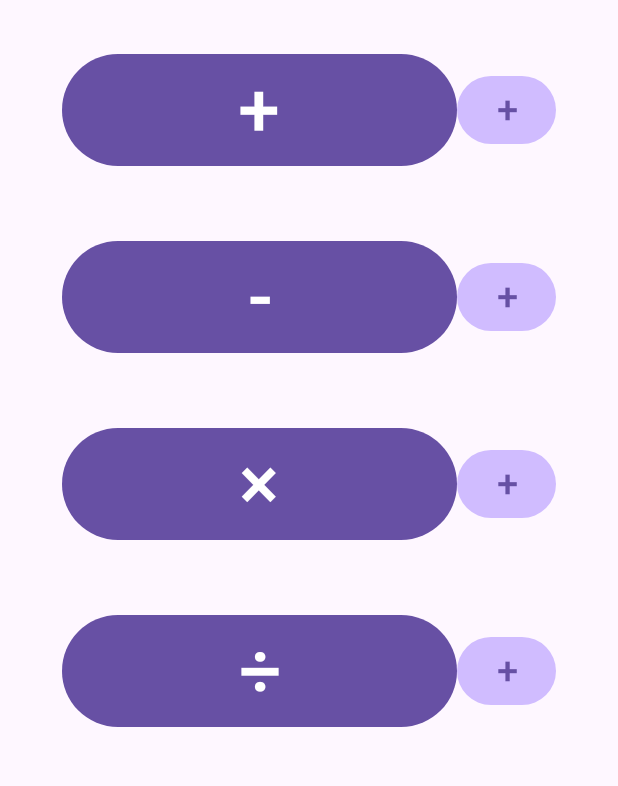
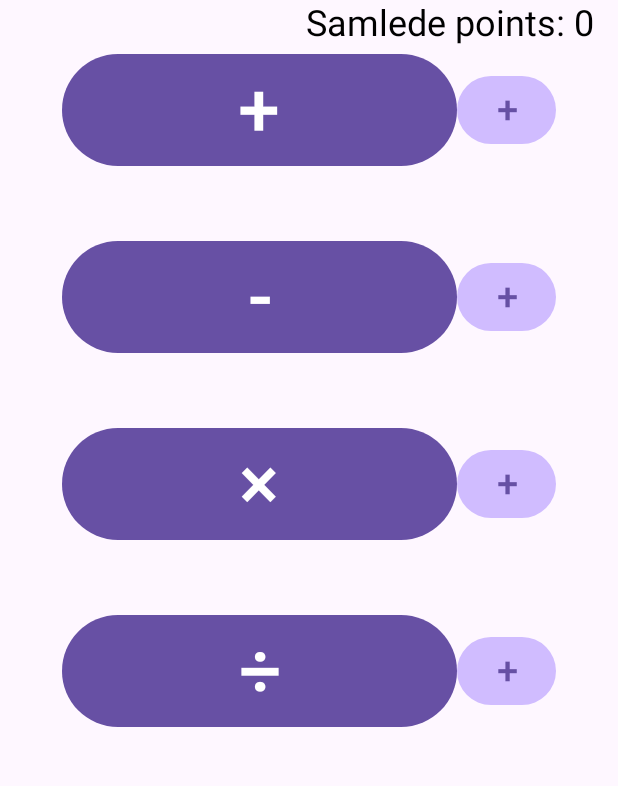
Before and after one commit to MilGaming/Mathify, an Android app built with Jetpack Compose: the screen it shows after launch (MainActivity), on a phone screen of 412 x 824 dp, the part 96-882 px from its top. Run offline under Robolectric (Android 15) with nearby library versions, the phone set to English and light mode, and no system bars.

Commit message:
Added total score to main activity

```diff
--- a/app/src/main/java/com/example/myapplication/MainActivity.kt
+++ b/app/src/main/java/com/example/myapplication/MainActivity.kt
@@ -61,6 +61,7 @@ import com.example.myapplication.ui.theme.MyApplicationTheme
 import com.example.myapplication.ui.theme.Purple40
 import com.example.myapplication.ui.theme.Purple80
 import kotlin.random.Random
+import androidx.compose.ui.ExperimentalComposeUiApi
 
 class MainActivity : ComponentActivity() {
     @OptIn(ExperimentalAnimationApi::class)
@@ -148,8 +149,16 @@ fun MyApp() {
     }
     //Saving the current activity context
     val context = LocalContext.current
+    val preferencesManager = PreferencesManager(context)
     var isHeldDown by remember { mutableStateOf(false) } // to see if menu open
     val openDialog = remember { mutableStateOf(false) } // for popup
+    var totalScore by remember { mutableStateOf(0) }
+
+    // Update the total score whenever needed
+    totalScore = preferencesManager.getAdditionPoints() +
+            preferencesManager.getSubtractionPoints() +
+            preferencesManager.getMultiplicationPoints() +
+            preferencesManager.getDivisionPoints()
 
     CustomTopBar(isHeldDown, openDialog.value, "Mathify")
     Column(
@@ -309,4 +318,19 @@ fun MyApp() {
                             }
                         }
                     }
+    // Display the total score in the top right corner
+    Box(
+        modifier = Modifier
+            .fillMaxSize()
+            .padding(top = 50.dp),
+        contentAlignment = Alignment.TopEnd
+    ) {
+        Text(
+            text = "Samlede points: $totalScore",
+            modifier = Modifier
+                .padding(top = 16.dp, end = 16.dp)
+                .align(Alignment.TopEnd),
+            fontSize = 24.sp
+        )
+    }
 }
```
